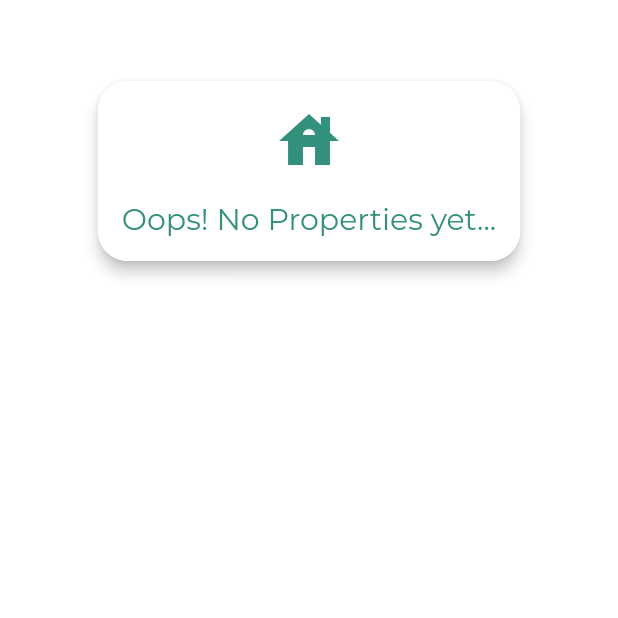
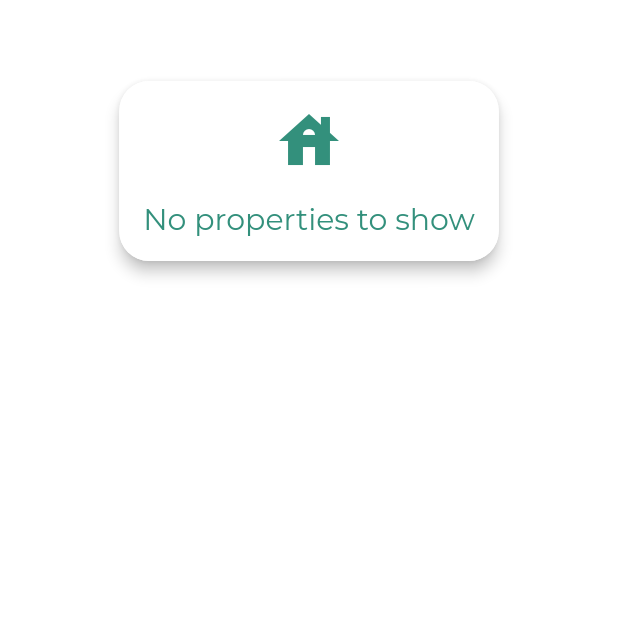
Before and after one commit to shahfarazz/rehnaa-concept, a Flutter app: the LandlordPropertiesPage screen opened directly with empty values, on a phone screen of 412 x 824 dp, the top half of it. Run offline on Flutter 3.47's test engine with Material 2 defaults, Android fonts, the phone set to English and light mode, and no system bars; our stand-ins replace cached_network_image, carousel_slider, cloud_firestore, confetti, firebase_auth, firebase_core and 8 more; missing offline and left inert: dart:html, dart:js_interop; accounts and stored records are empty.

Commit message:
nothing to show errors changed

```diff
--- a/lib/frontend/helper/Landlorddashboard_pages/landlord_renthistory.dart
+++ b/lib/frontend/helper/Landlorddashboard_pages/landlord_renthistory.dart
@@ -306,10 +306,10 @@ class _LandlordRentHistoryPageState extends State<LandlordRentHistoryPage>
                 ),
                 const SizedBox(height: 16.0),
                 Text(
-                  'Oops! Nothing to show here...',
+                  'No transactions to show',
                   style: GoogleFonts.montserrat(
                     fontSize: 20.0,
-                    fontWeight: FontWeight.bold,
+                    // fontWeight: FontWeight.bold,
                     color: const Color(0xff33907c),
                   ),
                 ),
--- a/lib/frontend/helper/Landlorddashboard_pages/landlord_tenants.dart
+++ b/lib/frontend/helper/Landlorddashboard_pages/landlord_tenants.dart
@@ -240,7 +240,7 @@ class _LandlordTenantsPageState extends State<LandlordTenantsPage>
                     ),
                     const SizedBox(height: 16.0),
                     Text(
-                      'Oops! No Tenants yet...',
+                      'No tenants to show.',
                       style: GoogleFonts.montserrat(
                         fontSize: 20.0,
                         // fontWeight: FontWeight.bold,
--- a/lib/frontend/helper/Landlorddashboard_pages/landlordproperties.dart
+++ b/lib/frontend/helper/Landlorddashboard_pages/landlordproperties.dart
@@ -125,7 +125,7 @@ class _LandlordPropertiesPageState extends State<LandlordPropertiesPage>
                   ),
                   const SizedBox(height: 16.0),
                   Text(
-                    'Oops! No Properties yet...',
+                    'No properties to show',
                     style: GoogleFonts.montserrat(
                       fontSize: 20.0,
                       // fontWeight: FontWeight.bold,
--- a/lib/frontend/helper/Tenantdashboard_pages/tenant_properties.dart
+++ b/lib/frontend/helper/Tenantdashboard_pages/tenant_properties.dart
@@ -71,10 +71,10 @@ class _TenantPropertiesPageState extends State<TenantPropertiesPage>
                     ),
                     const SizedBox(height: 16.0),
                     Text(
-                      'Oops! No Properties yet...',
+                      'No Properties to show',
                       style: GoogleFonts.montserrat(
                         fontSize: 20.0,
-                        fontWeight: FontWeight.bold,
+                        // fontWeight: FontWeight.bold,
                         color: const Color(0xff33907c),
                       ),
                     ),
--- a/lib/frontend/helper/Tenantdashboard_pages/tenant_renthistory.dart
+++ b/lib/frontend/helper/Tenantdashboard_pages/tenant_renthistory.dart
@@ -289,16 +289,16 @@ class _TenantRentHistoryPageState extends State<TenantRentHistoryPage>
               mainAxisSize: MainAxisSize.min,
               children: [
                 const Icon(
-                  Icons.error_outline,
+                  Icons.error_outline_outlined,
                   size: 48.0,
                   color: Color(0xff33907c),
                 ),
                 const SizedBox(height: 16.0),
                 Text(
-                  'Oops! Nothing to show here...',
+                  'No transactions to show',
                   style: GoogleFonts.montserrat(
                     fontSize: 20.0,
-                    fontWeight: FontWeight.bold,
+                    // fontWeight: FontWeight.bold,
                     color: const Color(0xff33907c),
                   ),
                 ),
```
